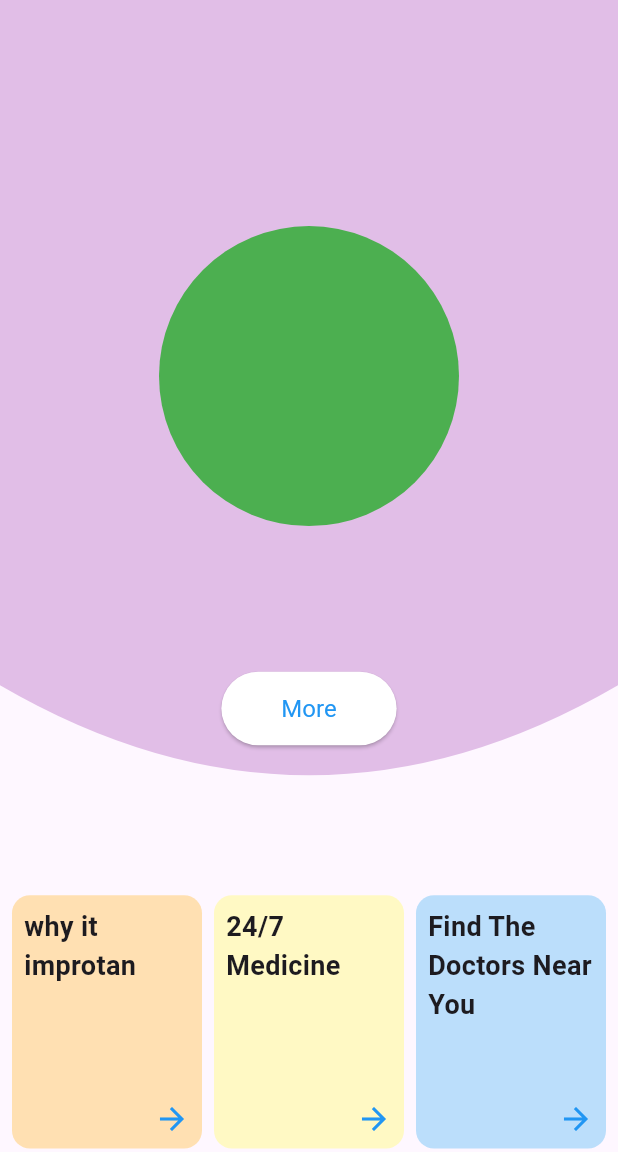
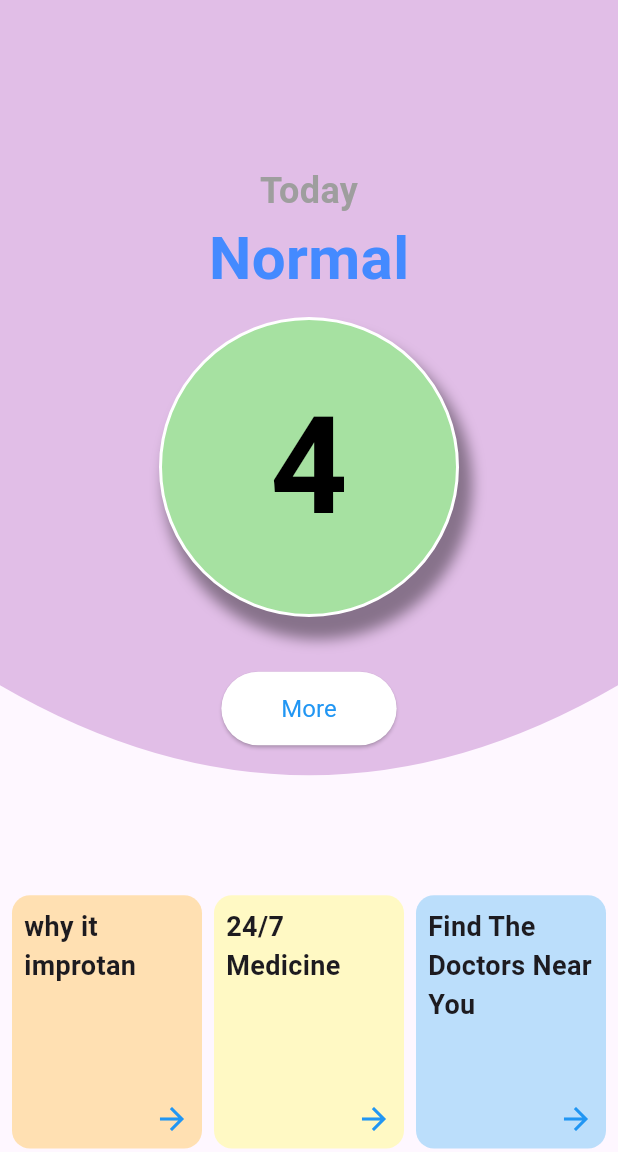
Before and after one commit to Sorasak-dev/E-MIB., a Flutter app: the MyHomePage screen opened directly, on a phone screen of 412 x 824 dp, the part 84-1236 px from its top. Run offline on Flutter 3.47's test engine with Material 3 defaults, Android fonts, the phone set to English and light mode, and no system bars; our stand-ins replace cloud_firestore, firebase_auth, firebase_core, font_awesome_flutter, material_segmented_control, table_calendar; accounts and stored records are empty; network calls fail.

Commit message:
save ความดันและเรียกใช้ userId ตามคนที่ login
กับวงกลมตามวันที่

```diff
--- a/lib/user/homepage.dart
+++ b/lib/user/homepage.dart
@@ -1,3 +1,4 @@
+import 'package:emib_hospital/user/calender.dart';
 import 'package:flutter/material.dart';
 
 void main() {
@@ -20,6 +21,10 @@ class MyApp extends StatelessWidget {
 }
 
 class MyHomePage extends StatefulWidget {
+  final String? userId;
+
+  const MyHomePage({Key? key, this.userId}) : super(key: key);
+
   @override
   _MyHomePageState createState() => _MyHomePageState();
 }
@@ -84,17 +89,61 @@ class _MyHomePageState extends State<MyHomePage> {
                       children: [
                         // ปรับตำแหน่งแกน X และ Y ของวงกลม
                         Align(
-                          alignment:
-                              Alignment(circlePositionX, circlePositionY),
-                          child: Container(
-                            width: circleSize, // ขนาดวงกลม
-                            height: circleSize,
-                            decoration: BoxDecoration(
-                              color: Colors.green,
-                              shape: BoxShape.circle,
-                            ),
+                          alignment: Alignment(circlePositionX, circlePositionY),
+                          child: Column(
+                            mainAxisSize: MainAxisSize.min,
+                            children: [
+                              Text(
+                                'Today', // ข้อความที่ต้องการใส่เหนือวงกลม
+                                style: TextStyle(
+                                  fontSize: 24, // ขนาดตัวอักษร
+                                  color: Colors.grey, // สีตัวอักษร
+                                  fontWeight: FontWeight.bold,
+                                ),
+                              ),Text(
+                                'Normal', // ข้อความที่ต้องการใส่เหนือวงกลม
+                                style: TextStyle(
+                                  fontSize: 40, // ขนาดตัวอักษร
+                                  color: Colors.blueAccent, // สีตัวอักษร
+                                  fontWeight: FontWeight.bold,
+                                ),
+                              ),
+                              SizedBox(height: 10), // ระยะห่างระหว่างข้อความและวงกลม
+                              Container(
+                                width: circleSize,
+                                height: circleSize,
+                                decoration: BoxDecoration(
+                                  color: Color(0xFFA6E1A1),
+                                  shape: BoxShape.circle,
+                                  border: Border.all(
+                                    color: Colors.white, // สีขอบ
+                                    width: 2, // ความกว้างของขอบ
+                                     ),
+                                  boxShadow: [
+                                    BoxShadow( color: Colors.black.withOpacity(0.4),
+                                      spreadRadius: 3,
+                                      blurRadius: 7,
+                                      offset: Offset(6, 12), // เงาในแนวตั้งเท่านั้น
+                                    ),
+                                  ],
+                                ),
+                                child: Center(
+                                  child: Text(
+                                    '${DateTime.now().day}', // ใส่วันปัจจุบันในวงกลม
+                                    style: TextStyle(
+                                      fontSize: 90,
+                                      color: Colors.black,
+                                      fontWeight: FontWeight.bold,
+                                    ),
+                                  ),
+                                ),
+                              ),
+                            ],
                           ),
                         ),
+
+
+
                         // ปุ่ม More ที่มีพื้นหลังสีขาวและตัวอักษรสีฟ้า
                         Align(
                           alignment: Alignment.bottomCenter,
@@ -103,6 +152,12 @@ class _MyHomePageState extends State<MyHomePage> {
                             child: ElevatedButton(
                               onPressed: () {
                                 // โค้ดสำหรับการกระทำของปุ่ม "More"
+                                Navigator.push(
+                                  context,
+                                  MaterialPageRoute(builder: (context) => BloodPressureLogger(
+                                      userId: widget.userId
+                                  )),
+                                );
                               },
                               child: Text('More'),
                               style: ElevatedButton.styleFrom(
--- a/pubspec.yaml
+++ b/pubspec.yaml
@@ -39,8 +39,9 @@ dependencies:
   # The following adds the Cupertino Icons font to your application.
   # Use with the CupertinoIcons class for iOS style icons.
   cupertino_icons: ^1.0.6
-  firebase_core: ^2.25.5
-  firebase_auth: ^4.19.0
+  firebase_core: ^3.6.0
+  firebase_auth: ^5.3.1
+  cloud_firestore: ^5.4.2
 
 dev_dependencies:
   flutter_test:
```
Also changed, not shown: lib/user/calender.dart (+51 -1 lines), lib/user/firstpage/login.dart (+7 -2 lines), pubspec.lock.
